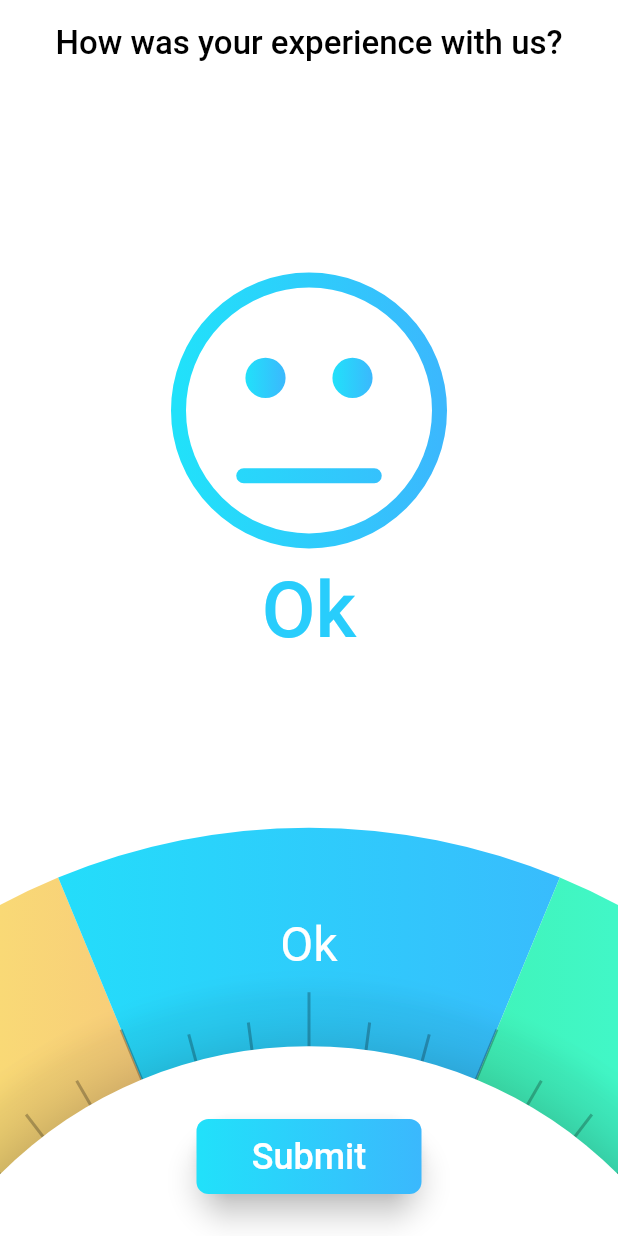
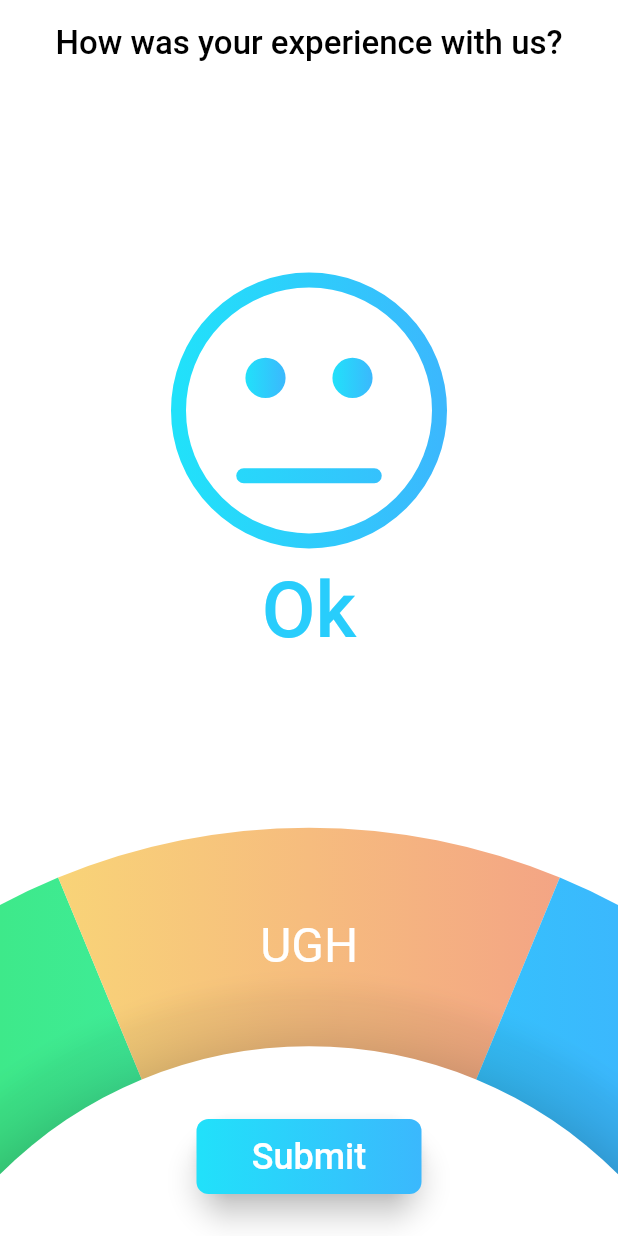
Before and after one commit to Mindinventory/Flutter-review-page-interaction, a Flutter app: the screen it shows after launch, on a phone screen of 412 x 824 dp. Run offline on Flutter 3.47's test engine with Material 2 defaults, Android fonts, the phone set to English and light mode, and no system bars.

Commit message:
- Formatted code for the arc to get the inputs from the user

```diff
--- a/lib/arc_chooser_module/arc_chooser.dart
+++ b/lib/arc_chooser_module/arc_chooser.dart
@@ -3,12 +3,17 @@ import 'dart:ui';
 
 import 'package:flutter/material.dart';
 import 'package:flutter/painting.dart';
-import 'package:review/common/app_color.dart';
 import '../model/arc_item_model.dart';
 import 'choose_painter.dart';
 
 class ArcChooser extends StatefulWidget {
   ArcSelectedCallback arcSelectedCallback;
+  List<ArcItem> arcInputs;
+  bool showLines;
+  bool shouldTransparent;
+
+  ArcChooser(
+      {this.arcInputs, this.showLines = true, this.shouldTransparent = false});
 
   @override
   State<StatefulWidget> createState() {
@@ -16,8 +21,9 @@ class ArcChooser extends StatefulWidget {
   }
 }
 
-class ChooserState extends State<ArcChooser> with SingleTickerProviderStateMixin {
-  var slideValue = 200;
+class ChooserState extends State<ArcChooser>
+    with SingleTickerProviderStateMixin {
+
   Offset centerPoint;
 
   double userAngle = 0.0;
@@ -44,6 +50,8 @@ class ChooserState extends State<ArcChooser> with SingleTickerProviderStateMixin
 
   ArcSelectedCallback arcSelectedCallback;
 
+  List<ArcItem> arcInput;
+
   ChooserState(ArcSelectedCallback arcSelectedCallback) {
     this.arcSelectedCallback = arcSelectedCallback;
   }
@@ -54,35 +62,32 @@ class ChooserState extends State<ArcChooser> with SingleTickerProviderStateMixin
 
   @override
   void initState() {
+    super.initState();
+
     arcItems = <ArcItemModel>[];
 
-    arcItems
-      ..add(ArcItemModel("Ugh", [AppColors.F9D976, AppColors.f39f86], angleInRadiansByTwo + userAngle))
-      ..add(ArcItemModel(
-          "Ok", [AppColors.c21e1fa, AppColors.c3bb8fd], angleInRadiansByTwo + userAngle + (angleInRadians)))
-      ..add(ArcItemModel("Good", [AppColors.c3ee98a, AppColors.c41f7c7],
-          angleInRadiansByTwo + userAngle + (2 * angleInRadians)))
-      ..add(ArcItemModel("Bad", [AppColors.fe0944, AppColors.feae96],
-          angleInRadiansByTwo + userAngle + (3 * angleInRadians)))
-      ..add(ArcItemModel("Ugh", [AppColors.F9D976, AppColors.f39f86],
-          angleInRadiansByTwo + userAngle + (4 * angleInRadians)))
-      ..add(ArcItemModel("Ok", [AppColors.c21e1fa, AppColors.c3bb8fd],
-          angleInRadiansByTwo + userAngle + (5 * angleInRadians)))
-      ..add(ArcItemModel("Good", [AppColors.c3ee98a, AppColors.c41f7c7],
-          angleInRadiansByTwo + userAngle + (6 * angleInRadians)))
-      ..add(ArcItemModel("Bad", [AppColors.fe0944, AppColors.feae96],
-          angleInRadiansByTwo + userAngle + (7 * angleInRadians)));
+    // To repeat the arcItem
+    arcInput = widget.arcInputs;
+    arcInput += arcInput;
 
-    animation = AnimationController(duration: const Duration(milliseconds: 200), vsync: this);
+    for (var i = 0; i < arcInput.length; i++) {
+      arcItems.add(ArcItemModel(
+          arcInput[i].title,
+          [arcInput[i].startColor, arcInput[i].endColor],
+          angleInRadiansByTwo + userAngle + (i * angleInRadians)));
+    }
+
+    animation = AnimationController(
+        duration: const Duration(milliseconds: 200), vsync: this);
     animation.addListener(() {
       userAngle = lerpDouble(animationStart, animationEnd, animation.value);
       setState(() {
         for (int i = 0; i < arcItems.length; i++) {
-          arcItems[i].startAngle = angleInRadiansByTwo + userAngle + (i * angleInRadians);
+          arcItems[i].startAngle =
+              angleInRadiansByTwo + userAngle + (i * angleInRadians);
         }
       });
     });
-    super.initState();
   }
 
   @override
@@ -110,7 +115,8 @@ class ChooserState extends State<ArcChooser> with SingleTickerProviderStateMixin
         userAngle += freshAngle - startAngle;
         setState(() {
           for (int i = 0; i < arcItems.length; i++) {
-            arcItems[i].startAngle = angleInRadiansByTwo + userAngle + (i * angleInRadians);
+            arcItems[i].startAngle =
+                angleInRadiansByTwo + userAngle + (i * angleInRadians);
           }
         });
         startAngle = freshAngle;
@@ -136,15 +142,22 @@ class ChooserState extends State<ArcChooser> with SingleTickerProviderStateMixin
         }
 
         if (arcSelectedCallback != null) {
-          arcSelectedCallback(currentPosition,
-              arcItems[(currentPosition >= (arcItems.length - 1)) ? 0 : currentPosition + 1]);
+          arcSelectedCallback(
+              currentPosition,
+              arcItems[(currentPosition >= (arcItems.length - 1))
+                  ? 0 : currentPosition + 1]);
         }
 
         animation.forward(from: 0.0);
       },
       child: CustomPaint(
-        size: Size(MediaQuery.of(context).size.width, MediaQuery.of(context).size.width * 1 / 1.5),
-        painter: ChooserPainter(arcItems: arcItems, angleInRadians: angleInRadians, isLine: true),
+        size: Size(MediaQuery.of(context).size.width,
+            MediaQuery.of(context).size.width * 1 / 1.5),
+        painter: ChooserPainter(
+            arcItems: arcItems,
+            angleInRadians: angleInRadians,
+            shouldTransparent: widget.shouldTransparent,
+            isLine: widget.showLines),
       ),
     );
   }
--- a/lib/arc_chooser_module/choose_painter.dart
+++ b/lib/arc_chooser_module/choose_painter.dart
@@ -29,6 +29,7 @@ class ChooserPainter extends CustomPainter {
     ..style = PaintingStyle.fill;
 
   bool isLineSelected = true;
+  bool shouldTransparent = false;
 
   List<ArcItemModel> arcItems;
   double angleInRadians,
@@ -38,11 +39,16 @@ class ChooserPainter extends CustomPainter {
       angleInRadians3,
       angleInRadians4;
 
-  ChooserPainter({List<ArcItemModel> arcItems, double angleInRadians, bool isLine}) {
+  ChooserPainter(
+      {List<ArcItemModel> arcItems,
+      double angleInRadians,
+      bool isLine,
+      @required bool shouldTransparent}) {
     this.arcItems = arcItems;
     this.angleInRadians = angleInRadians;
     this.angleInRadiansByTwo = angleInRadians / 2;
     this.isLineSelected = isLine;
+    this.shouldTransparent = shouldTransparent;
 
     angleInRadians1 = angleInRadians / 6;
     angleInRadians2 = angleInRadians / 3;
@@ -166,6 +172,7 @@ class ChooserPainter extends CustomPainter {
               sin(arcItems[i].startAngle + angleInRadiansByTwo - additionalAngle); // - (tp.height/2);
 
       canvas.save();
+      //if reducing the arc width then reduce tY by it's half to show the text accordingly
       canvas.translate(tX, tY);
       //canvas.rotate(arcItems[i].startAngle + angleInRadiansByTwo);
       canvas.rotate(arcItems[i].startAngle + angleInRadians + angleInRadians + angleInRadiansByTwo);
@@ -175,15 +182,22 @@ class ChooserPainter extends CustomPainter {
       isLineSelected ? _drawLines(i) : Container();
     }
 
-    //shadow
-    Path shadowPath = Path();
-    shadowPath.addArc(Rect.fromLTRB(leftX3, topY3, rightX3, bottomY3), ChooserState.degreeToRadians(180.0),
-        ChooserState.degreeToRadians(180.0));
-    canvas.drawShadow(shadowPath, AppColors.black, 18.0, true);
+    ///shadow
+    // If reducing arc width then apply the same here to show the shadow accordingly
+    if (!shouldTransparent) {
+      Path shadowPath = Path();
+      shadowPath.addArc(Rect.fromLTRB(leftX3, topY3, rightX3, bottomY3),
+          ChooserState.degreeToRadians(180.0),
+          ChooserState.degreeToRadians(180.0));
+      canvas.drawShadow(shadowPath, AppColors.black, 18.0, true);
+    }
 
-    //bottom white arc
-    canvas.drawArc(Rect.fromLTRB(leftX, topY, rightX, bottomY), ChooserState.degreeToRadians(180.0),
-        ChooserState.degreeToRadians(180.0), true, whitePaint);
+    ///bottom white arc
+    // Reduce leftX(-50) and topY(-50), and increase rightX(+50) to decrease the width of arc
+    if (!shouldTransparent) {
+      canvas.drawArc(Rect.fromLTRB(leftX, topY, rightX, bottomY), ChooserState.degreeToRadians(180.0),
+          ChooserState.degreeToRadians(180.0), true, whitePaint);
+    }
   }
 
   @override
--- a/lib/common/app_color.dart
+++ b/lib/common/app_color.dart
@@ -6,6 +6,7 @@ class AppColors {
   static const Color red = Colors.red;
   static const Color white = Colors.white;
   static const Color grey = Colors.grey;
+  static const Color transparent = Colors.transparent;
   static const Color fe0944 = Color(0xFFfe0944);
   static const Color feae96 = Color(0xFFfeae96);
   static const Color F9D976 = Color(0xFFF9D976);
--- a/lib/main.dart
+++ b/lib/main.dart
@@ -1,11 +1,8 @@
 import 'package:flutter/material.dart';
 import 'package:flutter/services.dart';
-import 'package:review/arc_chooser_module/arc_chooser.dart';
-import 'package:review/button_module/button_widget.dart';
-import 'package:review/smile_painter_module/smile_painter.dart';
 import 'package:review/common/app_color.dart';
 
-import 'model/arc_item_model.dart';
+import 'review_page.dart';
 
 void main() {
   WidgetsFlutterBinding.ensureInitialized();
@@ -31,136 +28,3 @@ class MyApp extends StatelessWidget {
     );
   }
 }
-
-class MyReviewPage extends StatefulWidget {
-  MyReviewPage({Key key}) : super(key: key);
-
-  @override
-  _MyReviewPageState createState() => _MyReviewPageState();
-}
-
-class _MyReviewPageState extends State<MyReviewPage> with TickerProviderStateMixin {
-  // var textStyleForButton = TextStyle(color: AppColors.white, fontSize: 24.00, fontWeight: FontWeight.w500);
-  var textStyleForText = TextStyle(color: AppColors.black, fontSize: 22.0, fontWeight: FontWeight.w500);
-
-  int slideValue = 200;
-  int lastAnimPosition = 2;
-
-  AnimationController animation;
-
-  List<ArcItemModel> arcItems = <ArcItemModel>[];
-
-  ArcItemModel badArcItem;
-  ArcItemModel ughArcItem;
-  ArcItemModel okArcItem;
-  ArcItemModel goodArcItem;
-
-  Color startColor;
-  Color endColor;
-
-  @override
-  void initState() {
-    super.initState();
-
-    badArcItem = ArcItemModel("BAD", [AppColors.fe0944, AppColors.feae96], 0.0);
-    ughArcItem = ArcItemModel("UGH", [AppColors.F9D976, AppColors.f39f86], 0.0);
-    okArcItem = ArcItemModel("OK", [AppColors.c21e1fa, AppColors.c3bb8fd], 0.0);
-    goodArcItem = ArcItemModel("GOOD", [AppColors.c3ee98a, AppColors.c41f7c7], 0.0);
-
-    arcItems..add(badArcItem)..add(ughArcItem)..add(okArcItem)..add(goodArcItem);
-
-    startColor = AppColors.c21e1fa;
-    endColor = AppColors.c3bb8fd;
-
-    animation = AnimationController(
-      value: 0.0,
-      lowerBound: 0.0,
-      upperBound: 400.0,
-      duration: const Duration(milliseconds: 800),
-      vsync: this,
-    )..addListener(() {
-        setState(() {
-          slideValue = animation.value.toInt();
-
-          double ratio;
-
-          if (slideValue <= 100) {
-            ratio = animation.value / 100;
-            startColor = Color.lerp(badArcItem.colors[0], ughArcItem.colors[0], ratio);
-            endColor = Color.lerp(badArcItem.colors[1], ughArcItem.colors[1], ratio);
-          } else if (slideValue <= 200) {
-            ratio = (animation.value - 100) / 100;
-            startColor = Color.lerp(ughArcItem.colors[0], okArcItem.colors[0], ratio);
-            endColor = Color.lerp(ughArcItem.colors[1], okArcItem.colors[1], ratio);
-          } else if (slideValue <= 300) {
-            ratio = (animation.value - 200) / 100;
-            startColor = Color.lerp(okArcItem.colors[0], goodArcItem.colors[0], ratio);
-            endColor = Color.lerp(okArcItem.colors[1], goodArcItem.colors[1], ratio);
-          } else if (slideValue <= 400) {
-            ratio = (animation.value - 300) / 100;
-            startColor = Color.lerp(goodArcItem.colors[0], badArcItem.colors[0], ratio);
-            endColor = Color.lerp(goodArcItem.colors[1], badArcItem.colors[1], ratio);
-          }
-        });
-      });
-
-    animation.animateTo(slideValue.toDouble());
-  }
-
-  @override
-  Widget build(BuildContext context) {
-    return Container(
-      margin: MediaQuery.of(context).padding,
-      child: Column(
-        mainAxisAlignment: MainAxisAlignment.spaceBetween,
-        children: <Widget>[
-          Center(
-            child: Padding(
-              padding: const EdgeInsets.all(16.0),
-              child: Text(
-                "How was your experience with us?",
-                textAlign: TextAlign.center,
-                style: textStyleForText,
-              ),
-            ),
-          ),
-          CustomPaint(
-            size: Size(MediaQuery.of(context).size.width, (MediaQuery.of(context).size.width / 2) + 60),
-            painter: SmilePainter(slideValue),
-          ),
-          Stack(
-            alignment: AlignmentDirectional.bottomCenter,
-            children: <Widget>[
-              ArcChooser()
-                ..arcSelectedCallback = (int pos, ArcItemModel item) {
-                  int animPosition = pos - 2;
-                  if (animPosition > 3) {
-                    animPosition = animPosition - 4;
-                  }
-
-                  if (animPosition < 0) {
-                    animPosition = 4 + animPosition;
-                  }
-
-                  if (lastAnimPosition == 3 && animPosition == 0) {
-                    animation.animateTo(4 * 100.0);
-                  } else if (lastAnimPosition == 0 && animPosition == 3) {
-                    animation.forward(from: 4 * 100.0);
-                    animation.animateTo(animPosition * 100.0);
-                  } else if (lastAnimPosition == 0 && animPosition == 1) {
-                    animation.forward(from: 0.0);
-                    animation.animateTo(animPosition * 100.0);
-                  } else {
-                    animation.animateTo(animPosition * 100.0);
-                  }
-
-                  lastAnimPosition = animPosition;
-                },
-              SubmitButton(startColor: startColor,endColor: endColor,),
-            ],
-          ),
-        ],
-      ),
-    );
-  }
-}
--- a/lib/model/arc_item_model.dart
+++ b/lib/model/arc_item_model.dart
@@ -1,4 +1,6 @@
 import 'dart:ui';
+
+import 'package:flutter/cupertino.dart';
 
 class ArcItemModel {
   String text;
@@ -6,3 +8,14 @@ class ArcItemModel {
   double startAngle;
   ArcItemModel(this.text, this.colors, this.startAngle);
 }
+
+class ArcItem {
+  String title;
+  Color startColor;
+  Color endColor;
+
+  ArcItem(
+      {@required this.title,
+      @required this.startColor,
+      @required this.endColor});
+}
--- /dev/null
+++ b/lib/review_page.dart
@@ -0,0 +1,159 @@
+import 'package:flutter/material.dart';
+
+import 'arc_chooser_module/arc_chooser.dart';
+import 'button_module/button_widget.dart';
+import 'common/app_color.dart';
+import 'model/arc_item_model.dart';
+import 'smile_painter_module/smile_painter.dart';
+
+class MyReviewPage extends StatefulWidget {
+  MyReviewPage({Key key}) : super(key: key);
+
+  @override
+  _MyReviewPageState createState() => _MyReviewPageState();
+}
+
+class _MyReviewPageState extends State<MyReviewPage>
+    with TickerProviderStateMixin {
+  TextStyle textStyleForText = TextStyle(
+      color: AppColors.black, fontSize: 22.0, fontWeight: FontWeight.w500);
+
+  int slideValue = 200;
+  int lastAnimPosition = 2;
+
+  AnimationController animation;
+
+  Color startColor;
+  Color endColor;
+
+  List<ArcItem> arcInput;
+
+  @override
+  void initState() {
+    super.initState();
+
+    arcInput = [
+      ArcItem(
+          title: 'BAD',
+          startColor: AppColors.c3ee98a,
+          endColor: AppColors.c41f7c7),
+      ArcItem(
+          title: 'UGH',
+          startColor: AppColors.F9D976,
+          endColor: AppColors.f39f86),
+      ArcItem(
+          title: 'OK',
+          startColor: AppColors.c21e1fa,
+          endColor: AppColors.c3bb8fd),
+      ArcItem(
+          title: 'GOOD',
+          startColor: AppColors.fe0944,
+          endColor: AppColors.feae96),
+    ];
+
+    startColor = AppColors.c21e1fa;
+    endColor = AppColors.c3bb8fd;
+
+    animation = AnimationController(
+      value: 0.0,
+      lowerBound: 0.0,
+      upperBound: 400.0,
+      duration: const Duration(milliseconds: 800),
+      vsync: this,
+    )..addListener(() {
+        setState(() {
+          slideValue = animation.value.toInt();
+
+          double ratio;
+
+          if (slideValue <= 100) {
+            ratio = animation.value / 100;
+            startColor = Color.lerp(
+                arcInput[0].startColor, arcInput[1].startColor, ratio);
+            endColor =
+                Color.lerp(arcInput[0].endColor, arcInput[1].endColor, ratio);
+          } else if (slideValue <= 200) {
+            ratio = (animation.value - 100) / 100;
+            startColor = Color.lerp(
+                arcInput[1].startColor, arcInput[2].startColor, ratio);
+            endColor =
+                Color.lerp(arcInput[1].endColor, arcInput[2].endColor, ratio);
+          } else if (slideValue <= 300) {
+            ratio = (animation.value - 200) / 100;
+            startColor = Color.lerp(
+                arcInput[2].startColor, arcInput[3].startColor, ratio);
+            endColor =
+                Color.lerp(arcInput[2].endColor, arcInput[3].startColor, ratio);
+          } else if (slideValue <= 400) {
+            ratio = (animation.value - 300) / 100;
+            startColor = Color.lerp(
+                arcInput[3].startColor, arcInput[0].startColor, ratio);
+            endColor =
+                Color.lerp(arcInput[3].endColor, arcInput[0].endColor, ratio);
+          }
+        });
+      });
+
+    animation.animateTo(slideValue.toDouble());
+  }
+
+  @override
+  Widget build(BuildContext context) {
+    return Container(
+      margin: MediaQuery.of(context).padding,
+      child: Column(
+        mainAxisAlignment: MainAxisAlignment.spaceBetween,
+        children: <Widget>[
+          Center(
+            child: Padding(
+              padding: const EdgeInsets.all(16.0),
+              child: Text(
+                "How was your experience with us?",
+                textAlign: TextAlign.center,
+                style: textStyleForText,
+              ),
+            ),
+          ),
+          CustomPaint(
+            size: Size(MediaQuery.of(context).size.width, (MediaQuery.of(context).size.width / 2) + 60),
+            painter: SmilePainter(slideValue),
+          ),
+          Stack(
+            alignment: AlignmentDirectional.bottomCenter,
+            children: <Widget>[
+              ArcChooser(
+                  arcInputs: arcInput,
+                  showLines: false,
+                  shouldTransparent: false)
+                ..arcSelectedCallback = (int pos, ArcItemModel item) {
+                  int animPosition = pos - 2;
+                  if (animPosition > 3) {
+                    animPosition = animPosition - 4;
+                  }
+
+                  if (animPosition < 0) {
+                    animPosition = 4 + animPosition;
+                  }
+
+                  if (lastAnimPosition == 3 && animPosition == 0) {
+                    animation.animateTo(4 * 100.0);
+                  } else if (lastAnimPosition == 0 && animPosition == 3) {
+                    animation.forward(from: 4 * 100.0);
+                    animation.animateTo(animPosition * 100.0);
+                  } else if (lastAnimPosition == 0 && animPosition == 1) {
+                    animation.forward(from: 0.0);
+                    animation.animateTo(animPosition * 100.0);
+                  } else {
+                    animation.animateTo(animPosition * 100.0);
+                  }
+
+                  lastAnimPosition = animPosition;
+                },
+              SubmitButton(startColor: startColor,endColor: endColor,),
+            ],
+          ),
+        ],
+      ),
+    );
+  }
+}
```
